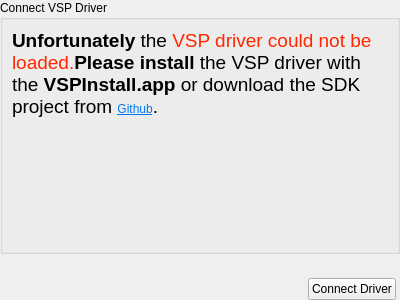
Before: the Qt Designer form VSPClient/ui/pgconnect.ui in britus/VSPClient, drawn with Qt 5.
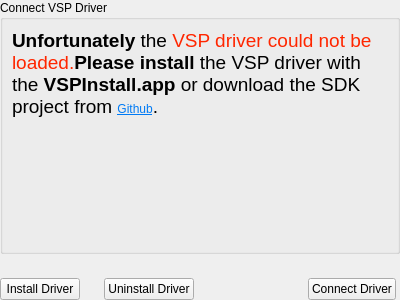
After: the same form once the commit is applied.

Diff of the .ui file:
```diff
--- a/VSPClient/ui/pgconnect.ui
+++ b/VSPClient/ui/pgconnect.ui
@@ -111,6 +111,20 @@
       <property name="bottomMargin">
        <number>0</number>
       </property>
+      <item>
+       <widget class="QPushButton" name="btnInstall">
+        <property name="text">
+         <string>Install Driver</string>
+        </property>
+       </widget>
+      </item>
+      <item>
+       <widget class="QPushButton" name="btnUninstall">
+        <property name="text">
+         <string>Uninstall Driver</string>
+        </property>
+       </widget>
+      </item>
       <item>
        <spacer name="horizontalSpacer">
         <property name="orientation">
```
